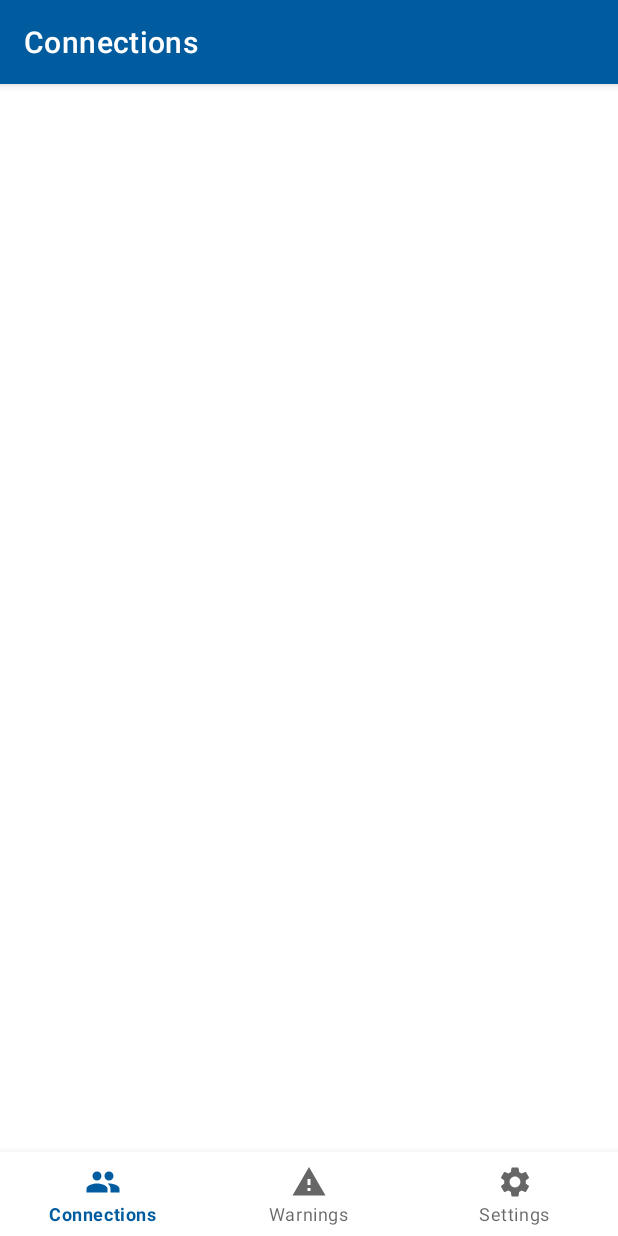
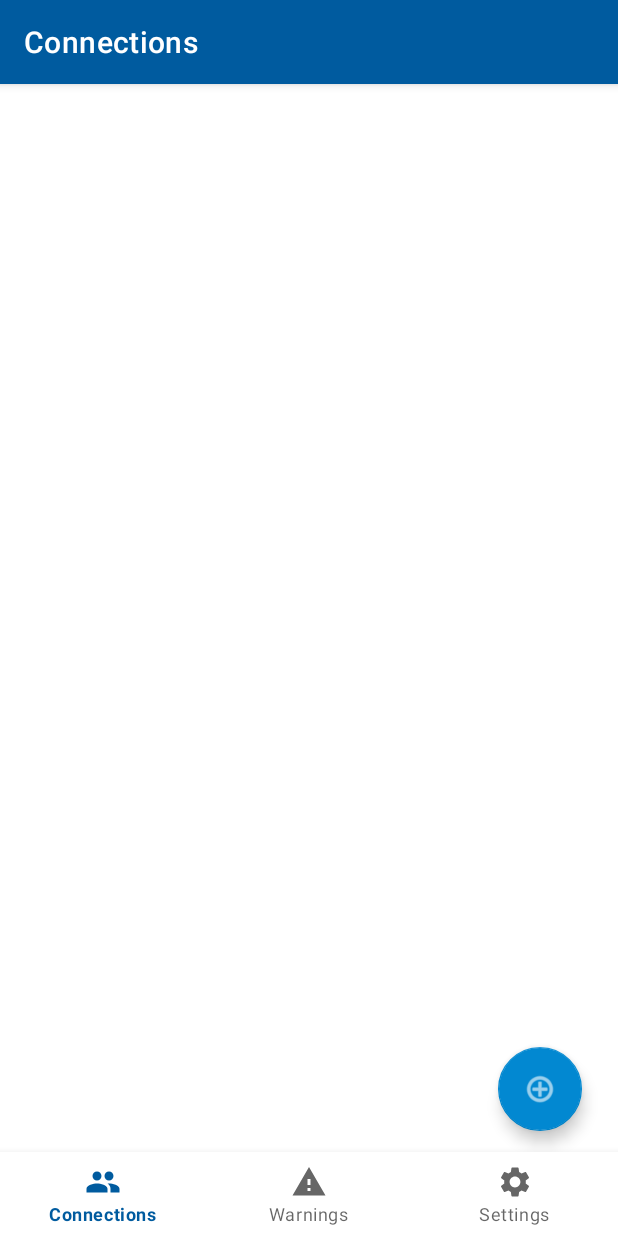
Before and after one commit to Kevin-Jian-Git/2022-Monash-Stethoscope, an Android app: the screen it shows after launch (MainActivity), on a phone screen of 412 x 824 dp. Run offline under Robolectric (Android 15) with nearby library versions, the phone set to English and light mode, and no system bars; our stand-ins replace navigation-ui; 1 statement that could not run was skipped.

Commit message:
Added a floating button on the home screen

```diff
--- a/AndroidStudio/app/src/main/res/layout/fragment_home.xml
+++ b/AndroidStudio/app/src/main/res/layout/fragment_home.xml
@@ -4,4 +4,21 @@
     xmlns:tools="http://schemas.android.com/tools"
     android:layout_width="match_parent"
     android:layout_height="match_parent"
-    tools:context=".ui.home.HomeFragment"/>
+    tools:context=".ui.home.HomeFragment">
+
+    <androidx.recyclerview.widget.RecyclerView
+        android:layout_width="match_parent"
+        android:layout_height="match_parent" />
+
+    <com.google.android.material.floatingactionbutton.FloatingActionButton
+        android:id="@+id/floatingActionButton5"
+        android:layout_width="wrap_content"
+        android:layout_height="wrap_content"
+        android:layout_marginEnd="24dp"
+        android:layout_marginBottom="70dp"
+        android:clickable="true"
+        android:src="@android:drawable/ic_menu_add"
+        app:layout_constraintBottom_toBottomOf="parent"
+        app:layout_constraintEnd_toEndOf="parent" />
+
+</androidx.constraintlayout.widget.ConstraintLayout>
--- a/AndroidStudio/app/src/main/res/values-night/themes.xml
+++ b/AndroidStudio/app/src/main/res/values-night/themes.xml
@@ -6,9 +6,9 @@
         <item name="colorPrimaryVariant">@color/blue_light</item>
         <item name="colorOnPrimary">@color/black</item>
         <!-- Secondary brand color. -->
-        <item name="colorSecondary">@color/green_dark</item>
+        <item name="colorSecondary">@color/blue</item>
         <item name="colorSecondaryVariant">@color/green_light</item>
-        <item name="colorOnSecondary">@color/black</item>
+        <item name="colorOnSecondary">@color/white</item>
         <!-- Status bar color. -->
         <item name="android:statusBarColor" tools:targetApi="l">?attr/colorPrimaryVariant</item>
         <!-- Customize your theme here. -->
--- a/AndroidStudio/app/src/main/res/values/themes.xml
+++ b/AndroidStudio/app/src/main/res/values/themes.xml
@@ -6,9 +6,9 @@
         <item name="colorPrimaryVariant">@color/blue_light</item>
         <item name="colorOnPrimary">@color/white</item>
         <!-- Secondary brand color. -->
-        <item name="colorSecondary">@color/green_dark</item>
+        <item name="colorSecondary">@color/blue</item>
         <item name="colorSecondaryVariant">@color/green_light</item>
-        <item name="colorOnSecondary">@color/black</item>
+        <item name="colorOnSecondary">@color/white</item>
         <!-- Status bar color. -->
         <item name="android:statusBarColor" tools:targetApi="l">?attr/colorPrimaryVariant</item>
         <!-- Customize your theme here. -->
```
